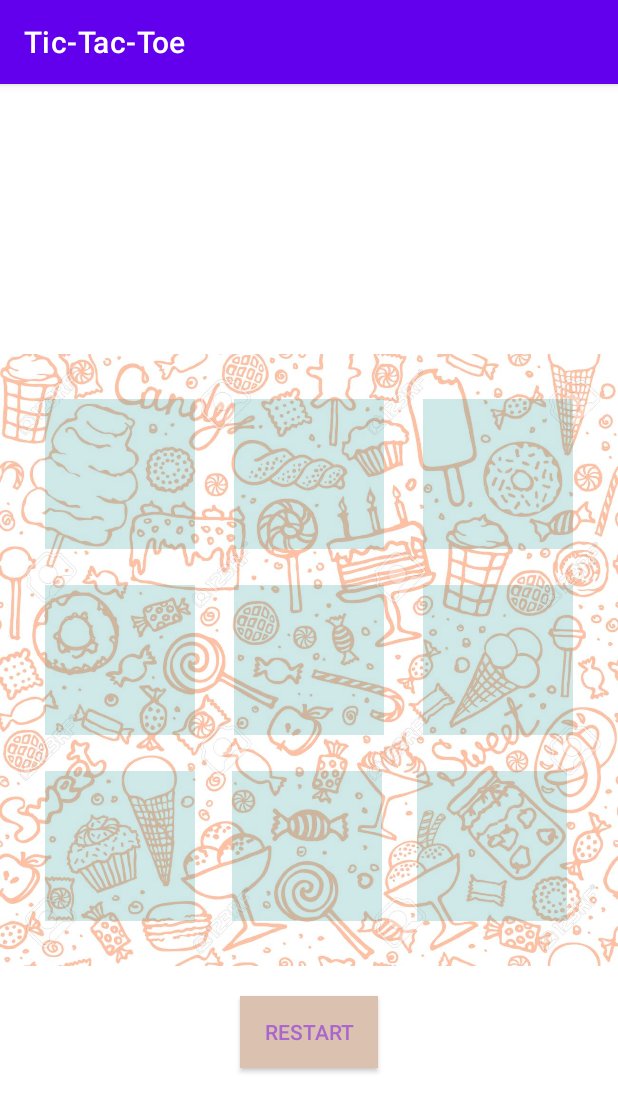
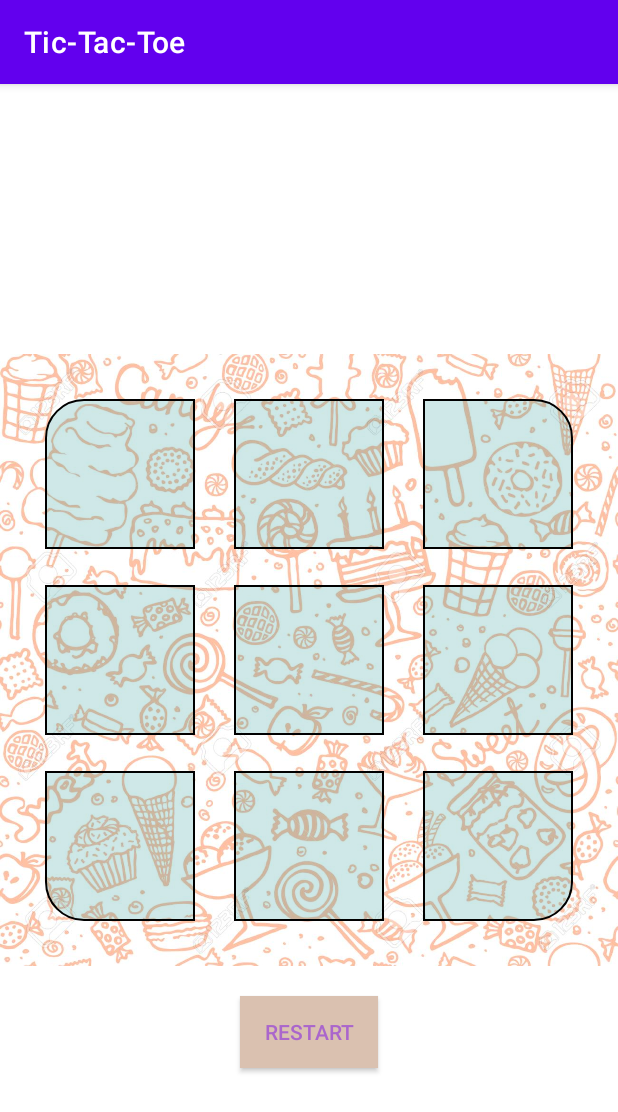
Before and after one commit to Xyan-Banan/Tic-Tac-Toe, an Android app: the screen it shows after launch (MainActivity), after a tap on "ПОГНАЛИ!", on a phone screen of 412 x 824 dp. Shown: the top 1112 px of the screen. Run offline under Robolectric (Android 15) with nearby library versions, the phone set to English and light mode, and no system bars; our stand-ins replace data binding.

Commit message:
passing game type + updated design

```diff
--- a/app/build.gradle
+++ b/app/build.gradle
@@ -1,6 +1,7 @@
 plugins {
     id 'com.android.application'
     id 'kotlin-android'
+    id 'kotlin-android-extensions'
     id "androidx.navigation.safeargs"
     id 'kotlin-kapt'
 }
--- /dev/null
+++ b/app/src/main/java/com/example/tic_tac_toe/gameField/GameFieldFragment.kt
@@ -0,0 +1,201 @@
+package com.example.tic_tac_toe.gameField
+
+import android.graphics.drawable.Drawable
+import android.os.Bundle
+import androidx.fragment.app.Fragment
+import android.view.LayoutInflater
+import android.view.View
+import android.view.ViewGroup
+import android.widget.ImageButton
+import com.example.tic_tac_toe.R
+import com.example.tic_tac_toe.databinding.FragmentGameFieldBinding
+import com.example.tic_tac_toe.startMenu.GameType
+import kotlin.random.Random
+
+// TODO: Rename parameter arguments, choose names that match
+// the fragment initialization parameters, e.g. ARG_ITEM_NUMBER
+private const val ARG_PARAM1 = "param1"
+private const val ARG_PARAM2 = "param2"
+
+/**
+ * A simple [Fragment] subclass.
+ * Use the [GameFieldFragment.newInstance] factory method to
+ * create an instance of this fragment.
+ */
+class GameFieldFragment : Fragment() {
+    // TODO: Rename and change types of parameters
+    private var param1: String? = null
+    private var param2: String? = null
+
+    private lateinit var buttons: List<ImageButton>
+    private lateinit var availableButtons: MutableList<ImageButton>
+
+    private lateinit var cross: Drawable
+    private lateinit var donut: Drawable
+//    private lateinit var player: Drawable
+
+    private lateinit var gameType: GameType
+
+    override fun onCreate(savedInstanceState: Bundle?) {
+        super.onCreate(savedInstanceState)
+        arguments?.let {
+            param1 = it.getString(ARG_PARAM1)
+            param2 = it.getString(ARG_PARAM2)
+        }
+    }
+
+    override fun onCreateView(
+        inflater: LayoutInflater, container: ViewGroup?,
+        savedInstanceState: Bundle?
+    ): View {
+        // Inflate the layout for this fragment
+        val binding = FragmentGameFieldBinding.inflate(inflater)
+
+        gameType = GameFieldFragmentArgs.fromBundle(requireArguments()).gameType
+
+//        cross = AppCompatResources.getDrawable(applicationContext, R.drawable.cross)?.toBitmap()!!
+        cross = resources.getDrawable(R.drawable.cross)
+        donut = resources.getDrawable(R.drawable.donut)
+
+        binding.apply {
+            buttons = listOf(
+                button1,
+                button2,
+                button3,
+                button4,
+                button5,
+                button6,
+                button7,
+                button8,
+                button9
+            )
+
+            availableButtons = buttons.toMutableList()
+        }
+
+        binding.restartBtn.setOnClickListener {
+            availableButtons = buttons.toMutableList()
+            buttons.forEach {
+                it.setImageDrawable(null)
+                it.isEnabled = true
+            }
+        }
+
+        //setting up button on click methods
+        binding.apply {
+            button1.setOnClickListener {
+                if (!isGameOver(buttons, cross, requireContext())) {
+                    it as ImageButton
+                    //human click
+                    it.setImageDrawable(cross)
+                    it.isEnabled = false
+                    availableButtons.remove(it)
+
+                    if (!isGameOver(buttons, cross, requireContext())) {
+                        //computer click
+                        val countAvailable = availableButtons.size
+                        if (countAvailable > 0) {
+                            val btn = availableButtons[Random.nextInt(countAvailable)]
+                            btn.isEnabled = false
+                            btn.setImageResource(R.drawable.donut)
+                            availableButtons.remove(btn)
+                        }
+
+                    }
+                }
+            }
+
+            button2.setOnClickListener {
+                if (!isGameOver(buttons, cross, requireContext())) {
+                    it as ImageButton
+                    //human click
+                    it.setImageDrawable(cross)
+                    it.isEnabled = false
+                    availableButtons.remove(it)
+
+                    if (!isGameOver(buttons, cross, requireContext())) {
+                        //computer click
+                        computerClick()
+                    }
+                }
+            }
+
+            button3.setOnClickListener {
+                if (!isGameOver(buttons, cross, requireContext())) {
+                    //human click
+                    humanClick(it as ImageButton)
+                    if (!isGameOver(buttons, cross, requireContext())) {
+                        //computer click
+                        computerClick()
+                    }
+                }
+            }
+
+            button4.setOnClickListener {
+                buttonClick(it as ImageButton)
+            }
+        }
+
+        //for the rest 5 buttons
+        buttons.forEachIndexed { index, imageButton ->
+            if (index > 3) {
+                imageButton.setOnClickListener { buttonClick(imageButton) }
+            }
+        }
+
+//        //for all buttons
+//        buttons.forEach { imageButton ->
+//            imageButton.setOnClickListener { buttonClick(imageButton) }
+//        }
+
+        return binding.root
+    }
+
+    companion object {
+        /**
+         * Use this factory method to create a new instance of
+         * this fragment using the provided parameters.
+         *
+         * @param param1 Parameter 1.
+         * @param param2 Parameter 2.
+         * @return A new instance of fragment GameFieldFragment.
+         */
+        // TODO: Rename and change types and number of parameters
+        @JvmStatic
+        fun newInstance(param1: String, param2: String) =
+            GameFieldFragment().apply {
+                arguments = Bundle().apply {
+                    putString(ARG_PARAM1, param1)
+                    putString(ARG_PARAM2, param2)
+                }
+            }
+    }
+
+    private fun buttonClick(btn: ImageButton) {
+
+        if (!isGameOver(buttons, cross, requireContext())) {
+            //human click
+            humanClick(btn)
+            if (!isGameOver(buttons, cross, requireContext())) {
+                //computer click
+                computerClick()
+            }
+        }
+    }
+
+    private fun humanClick(btn: ImageButton) {
+        btn.setImageDrawable(cross)
+        btn.isEnabled = false
+        availableButtons.remove(btn)
+    }
+
+    private fun computerClick() {
+        val countAvailable = availableButtons.size
+        if (countAvailable > 0) {
+            val btn = availableButtons[Random.nextInt(countAvailable)]
+            btn.isEnabled = false
+            btn.setImageDrawable(donut)
+            availableButtons.remove(btn)
+        }
+    }
+}
--- a/app/src/main/java/com/example/tic_tac_toe/startmenu/GameOverChecks.kt
+++ b/app/src/main/java/com/example/tic_tac_toe/gameField/GameOverChecks.kt
@@ -1,4 +1,4 @@
-package com.example.tic_tac_toe.startmenu
+package com.example.tic_tac_toe.gameField
 
 import android.content.Context
 import android.graphics.drawable.Drawable
@@ -37,9 +37,9 @@ fun isGameOver(buttons: List<ImageButton>, playerDrawable: Drawable, application
     val buttonImg = findGameOverRow(buttons)
     if (buttonImg != null) {
         if (buttonImg == playerDrawable) {
-            Toast.makeText(applicationContext, "Game over: You win!", Toast.LENGTH_LONG).show()
+            Toast.makeText(applicationContext, "Game over: You win!", Toast.LENGTH_SHORT).show()
         } else {
-            Toast.makeText(applicationContext, "Game over: You lose :(", Toast.LENGTH_LONG)
+            Toast.makeText(applicationContext, "Game over: You lose :(", Toast.LENGTH_SHORT)
                 .show()
         }
         return true
--- a/app/src/main/java/com/example/tic_tac_toe/gamefield/GameFieldFragment.kt
+++ b/app/src/main/java/com/example/tic_tac_toe/startMenu/StartMenuFragment.kt
@@ -1,24 +1,33 @@
-package com.example.tic_tac_toe.gamefield
+package com.example.tic_tac_toe.startMenu
 
 import android.os.Bundle
+import android.os.Parcelable
 import androidx.fragment.app.Fragment
 import android.view.LayoutInflater
 import android.view.View
 import android.view.ViewGroup
-import com.example.tic_tac_toe.R
-import com.example.tic_tac_toe.databinding.FragmentGameFieldBinding
+import androidx.navigation.fragment.findNavController
+import com.example.tic_tac_toe.databinding.FragmentStartMenuBinding
+import kotlinx.android.parcel.Parcelize
 
 // TODO: Rename parameter arguments, choose names that match
 // the fragment initialization parameters, e.g. ARG_ITEM_NUMBER
 private const val ARG_PARAM1 = "param1"
 private const val ARG_PARAM2 = "param2"
 
+@Parcelize
+enum class GameType: Parcelable{
+    SOLOCROSS,
+    SOLONOUGHT,
+    TWOPLAYERS
+}
+
 /**
  * A simple [Fragment] subclass.
- * Use the [GameFieldFragment.newInstance] factory method to
+ * Use the [StartMenuFragment.newInstance] factory method to
  * create an instance of this fragment.
  */
-class GameFieldFragment : Fragment() {
+class StartMenuFragment : Fragment() {
     // TODO: Rename and change types of parameters
     private var param1: String? = null
     private var param2: String? = null
@@ -36,7 +45,27 @@ class GameFieldFragment : Fragment() {
         savedInstanceState: Bundle?
     ): View {
         // Inflate the layout for this fragment
-        val binding = FragmentGameFieldBinding.inflate(inflater)
+        val binding = FragmentStartMenuBinding.inflate(inflater)
+        val viewModel = StartMenuViewModel()
+        binding.viewModel = viewModel
+
+        binding.onePlayerGameRadioButton.setOnCheckedChangeListener { buttonView, isChecked ->
+            binding.crossesRadioButton.isEnabled = isChecked
+            binding.noughtsRadioButton.isEnabled = isChecked
+        }
+
+        binding.startBtn.setOnClickListener {
+            val gameType = when(binding.numPlayersRadioGroup.checkedRadioButtonId) {
+                binding.onePlayerGameRadioButton.id -> when (binding.soloGameTypeRadioGroup.checkedRadioButtonId) {
+                    binding.noughtsRadioButton.id -> GameType.SOLONOUGHT
+                    else -> GameType.SOLOCROSS
+                }
+                binding.twoPlayerGameRadioButton.id -> GameType.TWOPLAYERS
+                else -> GameType.SOLOCROSS
+            }
+            this.findNavController().navigate(StartMenuFragmentDirections.actionStartGame(gameType))
+        }
+
         return binding.root
     }
 
@@ -47,12 +76,12 @@ class GameFieldFragment : Fragment() {
          *
          * @param param1 Parameter 1.
          * @param param2 Parameter 2.
-         * @return A new instance of fragment GameFieldFragment.
+         * @return A new instance of fragment StartMenu.
          */
         // TODO: Rename and change types and number of parameters
         @JvmStatic
         fun newInstance(param1: String, param2: String) =
-            GameFieldFragment().apply {
+            StartMenuFragment().apply {
                 arguments = Bundle().apply {
                     putString(ARG_PARAM1, param1)
                     putString(ARG_PARAM2, param2)
--- a/app/src/main/java/com/example/tic_tac_toe/startmenu/StartMenuViewModel.kt
+++ b/app/src/main/java/com/example/tic_tac_toe/startMenu/StartMenuViewModel.kt
@@ -1,6 +1,5 @@
-package com.example.tic_tac_toe.startmenu
+package com.example.tic_tac_toe.startMenu
 
-import androidx.lifecycle.LiveData
 import androidx.lifecycle.MutableLiveData
 import androidx.lifecycle.ViewModel
 
--- a/app/src/main/java/com/example/tic_tac_toe/startmenu/StartMenuFragment.kt
+++ /dev/null
@@ -1,75 +0,0 @@
-package com.example.tic_tac_toe.startmenu
-
-import android.os.Bundle
-import androidx.fragment.app.Fragment
-import android.view.LayoutInflater
-import android.view.View
-import android.view.ViewGroup
-import androidx.navigation.fragment.findNavController
-import com.example.tic_tac_toe.R
-import com.example.tic_tac_toe.databinding.FragmentStartMenuBinding
-
-// TODO: Rename parameter arguments, choose names that match
-// the fragment initialization parameters, e.g. ARG_ITEM_NUMBER
-private const val ARG_PARAM1 = "param1"
-private const val ARG_PARAM2 = "param2"
-
-/**
- * A simple [Fragment] subclass.
- * Use the [StartMenuFragment.newInstance] factory method to
- * create an instance of this fragment.
- */
-class StartMenuFragment : Fragment() {
-    // TODO: Rename and change types of parameters
-    private var param1: String? = null
-    private var param2: String? = null
-
-    override fun onCreate(savedInstanceState: Bundle?) {
-        super.onCreate(savedInstanceState)
-        arguments?.let {
-            param1 = it.getString(ARG_PARAM1)
-            param2 = it.getString(ARG_PARAM2)
-        }
-    }
-
-    override fun onCreateView(
-        inflater: LayoutInflater, container: ViewGroup?,
-        savedInstanceState: Bundle?
-    ): View {
-        // Inflate the layout for this fragment
-        val binding = FragmentStartMenuBinding.inflate(inflater)
-        val viewModel = StartMenuViewModel()
-        binding.viewModel = viewModel
-
-        binding.onePlayerGameRadioButton.setOnCheckedChangeListener { buttonView, isChecked ->
-            binding.crossesRadioButton.isEnabled = isChecked
-            binding.noughtsRadioButton.isEnabled = isChecked
-        }
-
-        binding.startBtn.setOnClickListener {
-            this.findNavController().navigate(StartMenuFragmentDirections.actionStartGame())
-        }
-
-        return binding.root
-    }
-
-    companion object {
-        /**
-         * Use this factory method to create a new instance of
-         * this fragment using the provided parameters.
-         *
-         * @param param1 Parameter 1.
-         * @param param2 Parameter 2.
-         * @return A new instance of fragment StartMenu.
-         */
-        // TODO: Rename and change types and number of parameters
-        @JvmStatic
-        fun newInstance(param1: String, param2: String) =
-            StartMenuFragment().apply {
-                arguments = Bundle().apply {
-                    putString(ARG_PARAM1, param1)
-                    putString(ARG_PARAM2, param2)
-                }
-            }
-    }
-}
--- /dev/null
+++ b/app/src/main/res/drawable/border_black.xml
@@ -0,0 +1,7 @@
+<?xml version="1.0" encoding="utf-8"?>
+<shape xmlns:android="http://schemas.android.com/apk/res/android">
+    <stroke
+        android:width="1dp"
+        android:color="@color/black" />
+    <solid android:color="@color/game_field_button" />
+</shape>
--- /dev/null
+++ b/app/src/main/res/drawable/border_rounded_bottom_left_black.xml
@@ -0,0 +1,8 @@
+<?xml version="1.0" encoding="utf-8"?>
+<shape xmlns:android="http://schemas.android.com/apk/res/android">
+    <stroke
+        android:width="1dp"
+        android:color="@color/black" />
+    <corners android:bottomLeftRadius="@dimen/corner_radius" />
+    <solid android:color="@color/game_field_button"/>
+</shape>
--- /dev/null
+++ b/app/src/main/res/drawable/border_rounded_bottom_right_black.xml
@@ -0,0 +1,8 @@
+<?xml version="1.0" encoding="utf-8"?>
+<shape xmlns:android="http://schemas.android.com/apk/res/android">
+    <stroke
+        android:width="1dp"
+        android:color="@color/black" />
+    <corners android:bottomRightRadius="@dimen/corner_radius" />
+    <solid android:color="@color/game_field_button" />
+</shape>
--- /dev/null
+++ b/app/src/main/res/drawable/border_rounded_top_left_black.xml
@@ -0,0 +1,8 @@
+<?xml version="1.0" encoding="utf-8"?>
+<shape xmlns:android="http://schemas.android.com/apk/res/android">
+    <stroke
+        android:width="1dp"
+        android:color="@color/black" />
+    <corners android:topLeftRadius="@dimen/corner_radius" />
+    <solid android:color="@color/game_field_button"/>
+</shape>
--- /dev/null
+++ b/app/src/main/res/drawable/border_rounded_top_right_black.xml
@@ -0,0 +1,8 @@
+<?xml version="1.0" encoding="utf-8"?>
+<shape xmlns:android="http://schemas.android.com/apk/res/android">
+    <stroke
+        android:width="1dp"
+        android:color="@color/black" />
+    <corners android:topRightRadius="@dimen/corner_radius" />
+    <solid android:color="@color/game_field_button"/>
+</shape>
--- a/app/src/main/res/layout/fragment_game_field.xml
+++ b/app/src/main/res/layout/fragment_game_field.xml
@@ -1,7 +1,7 @@
 <?xml version="1.0" encoding="utf-8"?>
 <layout xmlns:android="http://schemas.android.com/apk/res/android"
-    xmlns:tools="http://schemas.android.com/tools"
-    xmlns:app="http://schemas.android.com/apk/res-auto">
+    xmlns:app="http://schemas.android.com/apk/res-auto"
+    xmlns:tools="http://schemas.android.com/tools">
 
     <androidx.constraintlayout.widget.ConstraintLayout
 
@@ -30,6 +30,7 @@
             android:id="@+id/constraintLayout"
             android:layout_width="match_parent"
             android:layout_height="wrap_content"
+            android:padding="30dp"
             android:background="@drawable/background"
             app:layout_constraintBottom_toBottomOf="parent"
             app:layout_constraintEnd_toEndOf="parent"
@@ -40,53 +41,37 @@
                 android:id="@+id/button1"
                 android:layout_width="100dp"
                 android:layout_height="100dp"
-                android:layout_marginStart="30dp"
-                android:layout_marginTop="30dp"
-                android:background="#30018786"
+                android:background="@drawable/border_rounded_top_left_black"
                 android:contentDescription="@string/btn_description"
-                android:padding="0dp"
+                android:padding="@dimen/game_field_button_padding"
                 android:scaleType="centerCrop"
                 app:layout_constraintStart_toStartOf="parent"
                 app:layout_constraintTop_toTopOf="parent"
                 tools:src="@drawable/cross" />
 
             <ImageButton
-                android:id="@+id/button7"
+                android:id="@+id/button2"
                 android:layout_width="100dp"
                 android:layout_height="100dp"
-                android:layout_marginBottom="30dp"
-                android:background="#30018786"
+                android:background="@drawable/border_black"
                 android:contentDescription="@string/btn_description"
-                android:padding="0dp"
+                android:padding="10dp"
                 android:scaleType="centerCrop"
-                app:layout_constraintBottom_toBottomOf="parent"
-                app:layout_constraintStart_toStartOf="@+id/button1" />
+                app:layout_constraintEnd_toStartOf="@+id/button3"
+                app:layout_constraintStart_toEndOf="@+id/button1"
+                app:layout_constraintTop_toTopOf="@+id/button1" />
 
             <ImageButton
-                android:id="@+id/button8"
+                android:id="@+id/button3"
                 android:layout_width="100dp"
                 android:layout_height="100dp"
-                android:background="#30018786"
+                android:background="@drawable/border_rounded_top_right_black"
                 android:contentDescription="@string/btn_description"
-                android:padding="0dp"
+                android:padding="@dimen/game_field_button_padding"
                 android:scaleType="centerCrop"
-                app:layout_constraintEnd_toStartOf="@+id/button9"
-                app:layout_constraintHorizontal_bias="0.507"
-                app:layout_constraintStart_toEndOf="@+id/button4"
-                app:layout_constraintTop_toTopOf="@+id/button7" />
-
-            <ImageButton
-                android:id="@+id/button9"
-                android:layout_width="100dp"
-                android:layout_height="100dp"
-                android:layout_marginEnd="4dp"
-
-                android:background="#30018786"
-                android:contentDescription="@string/btn_description"
-                android:padding="0dp"
-                android:scaleType="centerCrop"
-                app:layout_constraintEnd_toEndOf="@+id/button3"
-                app:layout_constraintTop_toTopOf="@+id/button7" />
+                app:layout_constraintEnd_toEndOf="parent"
+                app:layout_constraintTop_toTopOf="@+id/button2"
+                tools:src="@drawable/donut" />
 
             <ImageButton
                 android:id="@+id/button4"
@@ -94,9 +79,9 @@
                 android:layout_height="100dp"
                 android:layout_marginTop="24dp"
                 android:layout_marginBottom="24dp"
-                android:background="#30018786"
+                android:background="@drawable/border_black"
                 android:contentDescription="@string/btn_description"
-                android:padding="0dp"
+                android:padding="@dimen/game_field_button_padding"
                 android:scaleType="centerCrop"
                 app:layout_constraintBottom_toTopOf="@+id/button7"
                 app:layout_constraintStart_toStartOf="@+id/button1"
@@ -106,9 +91,9 @@
                 android:id="@+id/button5"
                 android:layout_width="100dp"
                 android:layout_height="100dp"
-                android:background="#30018786"
+                android:background="@drawable/border_black"
                 android:contentDescription="@string/btn_description"
-                android:padding="0dp"
+                android:padding="10dp"
                 android:scaleType="centerCrop"
                 app:layout_constraintEnd_toStartOf="@+id/button6"
                 app:layout_constraintStart_toEndOf="@+id/button4"
@@ -118,37 +103,46 @@
                 android:id="@+id/button6"
                 android:layout_width="100dp"
                 android:layout_height="100dp"
-                android:background="#30018786"
+                android:background="@drawable/border_black"
                 android:contentDescription="@string/btn_description"
-                android:padding="0dp"
+                android:padding="@dimen/game_field_button_padding"
                 android:scaleType="centerCrop"
                 app:layout_constraintEnd_toEndOf="@+id/button3"
                 app:layout_constraintTop_toTopOf="@+id/button5" />
 
             <ImageButton
-                android:id="@+id/button2"
+                android:id="@+id/button7"
                 android:layout_width="100dp"
                 android:layout_height="100dp"
-                android:background="#30018786"
+                android:background="@drawable/border_rounded_bottom_left_black"
                 android:contentDescription="@string/btn_description"
-                android:padding="0dp"
+                android:padding="@dimen/game_field_button_padding"
                 android:scaleType="centerCrop"
-                app:layout_constraintEnd_toStartOf="@+id/button3"
-                app:layout_constraintStart_toEndOf="@+id/button1"
-                app:layout_constraintTop_toTopOf="@+id/button1" />
+                app:layout_constraintBottom_toBottomOf="parent"
+                app:layout_constraintStart_toStartOf="@+id/button1" />
 
             <ImageButton
-                android:id="@+id/button3"
+                android:id="@+id/button8"
                 android:layout_width="100dp"
                 android:layout_height="100dp"
-                android:layout_marginEnd="30dp"
-                android:background="#30018786"
+                android:background="@drawable/border_black"
                 android:contentDescription="@string/btn_description"
-                android:padding="0dp"
+                android:padding="@dimen/game_field_button_padding"
                 android:scaleType="centerCrop"
-                app:layout_constraintEnd_toEndOf="parent"
-                app:layout_constraintTop_toTopOf="@+id/button2"
-                tools:src="@drawable/donut" />
+                app:layout_constraintEnd_toStartOf="@+id/button9"
+                app:layout_constraintStart_toEndOf="@+id/button4"
+                app:layout_constraintTop_toTopOf="@+id/button7" />
+
+            <ImageButton
+                android:id="@+id/button9"
+                android:layout_width="100dp"
+                android:layout_height="100dp"
+                android:background="@drawable/border_rounded_bottom_right_black"
+                android:contentDescription="@string/btn_description"
+                android:padding="@dimen/game_field_button_padding"
+                android:scaleType="centerCrop"
+                app:layout_constraintEnd_toEndOf="@+id/button3"
+                app:layout_constraintTop_toTopOf="@+id/button7" />
 
         </androidx.constraintlayout.widget.ConstraintLayout>
     </androidx.constraintlayout.widget.ConstraintLayout>
--- a/app/src/main/res/navigation/nav_graph.xml
+++ b/app/src/main/res/navigation/nav_graph.xml
@@ -6,7 +6,7 @@
 
     <fragment
         android:id="@+id/startMenuFragment"
-        android:name="com.example.tic_tac_toe.startmenu.StartMenuFragment"
+        android:name="com.example.tic_tac_toe.startMenu.StartMenuFragment"
         android:label="StartMenuFragment" >
         <action
             android:id="@+id/action_startGame"
@@ -18,6 +18,9 @@
     </fragment>
     <fragment
         android:id="@+id/gameFieldFragment"
-        android:name="com.example.tic_tac_toe.gamefield.GameFieldFragment"
-        android:label="GameFieldFragment" />
+        android:name="com.example.tic_tac_toe.gameField.GameFieldFragment"
+        android:label="GameFieldFragment" >
+        <argument android:name="gameType"
+            app:argType="com.example.tic_tac_toe.startMenu.GameType" />
+    </fragment>
 </navigation>
--- a/app/src/main/res/values/colors.xml
+++ b/app/src/main/res/values/colors.xml
@@ -7,4 +7,5 @@
     <color name="teal_700">#FF018786</color>
     <color name="black">#FF000000</color>
     <color name="white">#FFFFFFFF</color>
+    <color name="game_field_button">#30018786</color>
 </resources>
--- /dev/null
+++ b/app/src/main/res/values/dimens.xml
@@ -0,0 +1,5 @@
+<?xml version="1.0" encoding="utf-8"?>
+<resources>
+    <dimen name="corner_radius">25dp</dimen>
+    <dimen name="game_field_button_padding">10dp</dimen>
+</resources>
```
Also changed, not shown: app/src/main/java/com/example/tic_tac_toe/MainActivity.kt (+1 -125 lines), app/src/main/res/drawable/border_rounded_blue.xml (added, +9 -0 lines), app/src/main/res/layout/fragment_start_menu.xml (+5 -3 lines).
